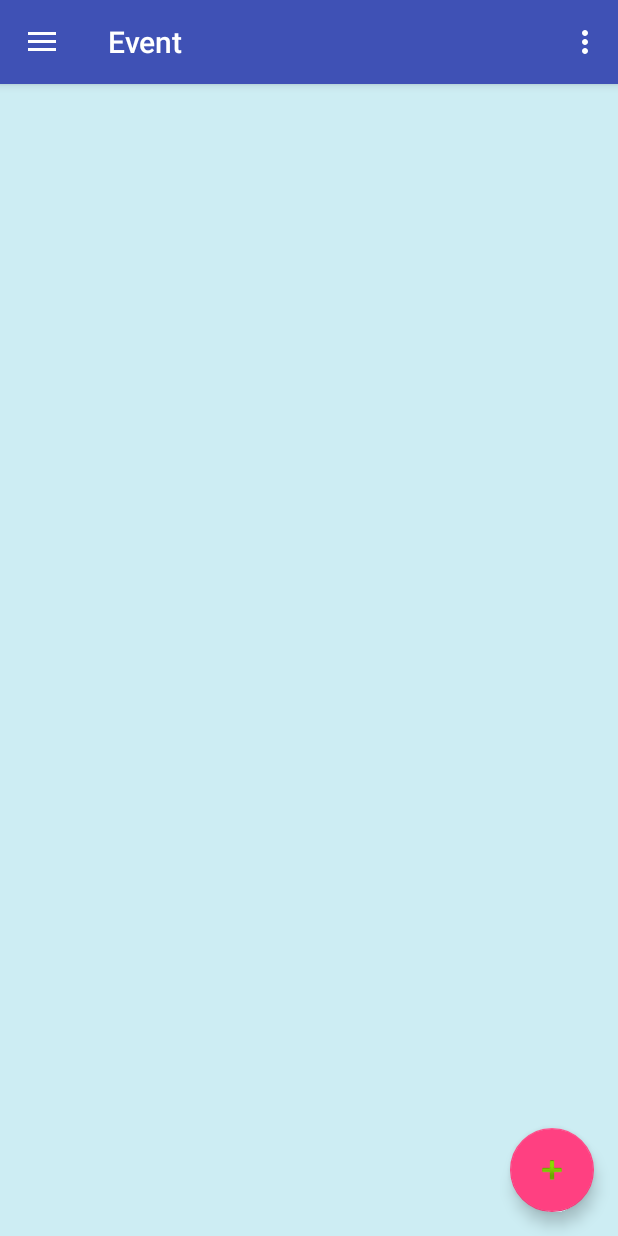
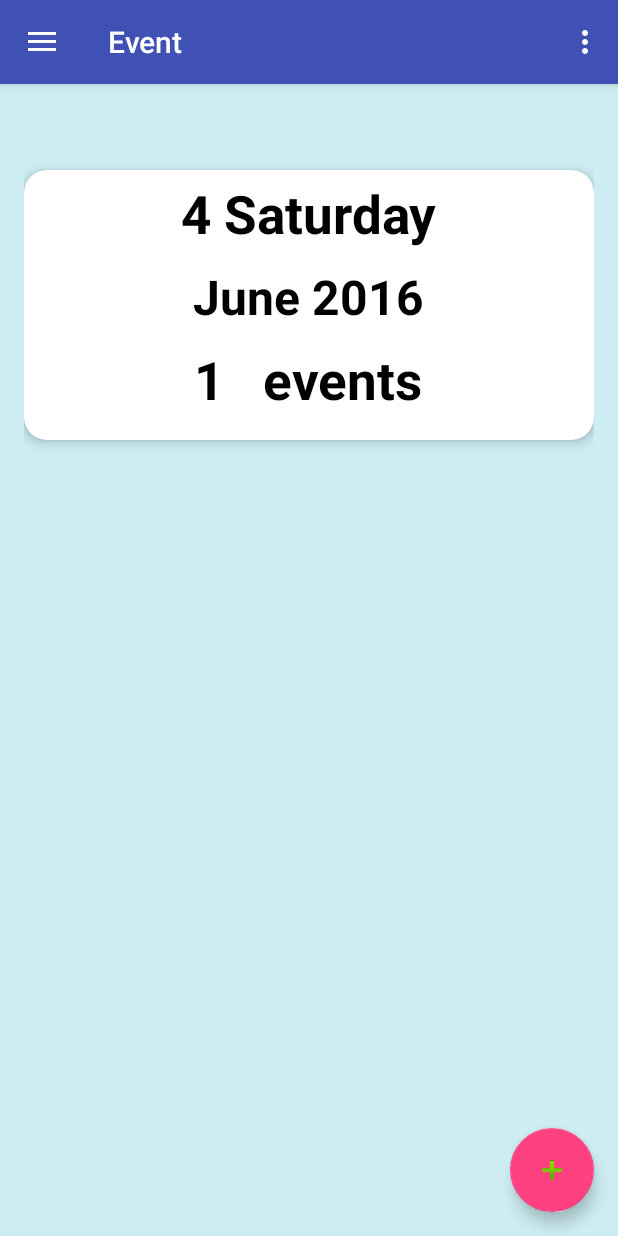
Before and after one commit to gunhappy/TimeSchedule, an Android app: the fragment EventFragment placed in its activity, on a phone screen of 412 x 824 dp. Run offline under Robolectric (Android 15) with nearby library versions, the phone set to English and light mode, and no system bars; libraries missing offline, so code that uses them is left out: com.marshalchen.ultimaterecyclerview.

Commit message:
overview event

```diff
--- a/app/src/main/java/com/adtproject/timeschedule/Activity/Activity/CreateEventActivity.java
+++ b/app/src/main/java/com/adtproject/timeschedule/Activity/Activity/CreateEventActivity.java
@@ -1,8 +1,10 @@
 package com.adtproject.timeschedule.Activity.Activity;
 
 import android.app.DatePickerDialog;
+import android.app.Fragment;
 import android.app.TimePickerDialog;
 import android.support.design.widget.FloatingActionButton;
+import android.support.v4.app.FragmentActivity;
 import android.support.v7.app.AppCompatActivity;
 import android.os.Bundle;
 import android.text.format.Time;
@@ -13,6 +15,7 @@ import android.widget.DatePicker;
 import android.app.DatePickerDialog.OnDateSetListener;
 import android.widget.EditText;
 import android.widget.Spinner;
+import android.widget.TextView;
 import android.widget.TimePicker;
 
 import com.adtproject.timeschedule.Activity.Models.CalendarName;
@@ -30,7 +33,7 @@ public class CreateEventActivity extends AppCompatActivity {
     private Button selectDateBtn,selectTimeBtn;
     private SimpleDateFormat dateFormatter;
     private Calendar calendar;
-    private int day=0,month=0,year=0;
+    private int day=0,month=0,year=0,dayofweek=0;
     private int hour=0,minute=0;
     private String duration="";
     private String title;
@@ -46,6 +49,10 @@ public class CreateEventActivity extends AppCompatActivity {
         super.onCreate(savedInstanceState);
         setContentView(R.layout.activity_create_event);
         dateFormatter = new SimpleDateFormat("dd-MM-yyyy", Locale.US);
+        day = Integer.parseInt(MainActivity.day);
+        month = Integer.parseInt(MainActivity.month);
+        year = Integer.parseInt(MainActivity.year);
+        dayofweek = Integer.parseInt(MainActivity.dayofweek);
         initComponents();
     }
 
@@ -56,10 +63,7 @@ public class CreateEventActivity extends AppCompatActivity {
             public void onClick(View view) {
                 calendar.set(year,month,day);
                 title = editText.getText().toString();
-                //Event event = new Event();
                 duration = durationSpinner.getSelectedItem().toString();
-                Log.i("duration",duration);
-                Log.i("title",title);
                 int duration_val = Integer.parseInt(duration.charAt(0)+"");
                 Event event = new Event(calendar,hour,minute,duration_val,title);
                 Storage.getInstance().addEvent(event);
@@ -80,13 +84,12 @@ public class CreateEventActivity extends AppCompatActivity {
 
             }
         });
+
+
+        setDateText();
+
         Time today = new Time(Time.getCurrentTimezone());
         today.setToNow();
-        day = today.monthDay;
-        month = today.month;
-        year = today.year;
-        setDateText();
-
         selectTimeBtn = (Button)findViewById(R.id.selectTimeBtn);
         selectTimeBtn.setOnClickListener(new View.OnClickListener() {
             @Override
@@ -99,13 +102,12 @@ public class CreateEventActivity extends AppCompatActivity {
         setTimeText();
 
         durationSpinner = (Spinner)findViewById(R.id.duration_spinner);
-
     }
 
     public void setDateText(){
         CalendarName cdn = new CalendarName();
         String month_name = cdn.getMonthName(month);
-        selectDateBtn.setText(day+" "+month_name+" "+year);
+        selectDateBtn.setText(cdn.getDayName(dayofweek)+" "+day+" "+month_name+" "+year);
     }
 
     public void setTimeText(){
@@ -141,12 +143,14 @@ public class CreateEventActivity extends AppCompatActivity {
                 day = dayOfMonth;
                 month = monthOfYear;
                 year = years;
+                Calendar c = Calendar.getInstance();
+                c.set(year,month,day);
+                dayofweek = c.get(Calendar.DAY_OF_WEEK);
                 setDateText();
             }};
 
         DatePickerDialog dpDialog=new DatePickerDialog(this, listener, calendar.get(Calendar.YEAR), calendar.get(Calendar.MONTH), calendar.get(Calendar.DAY_OF_MONTH));
         dpDialog.show();
-        Log.i("Day",day+"/"+month+"/"+year);
     }
 
 }
--- a/app/src/main/java/com/adtproject/timeschedule/Activity/Activity/DayFragment.java
+++ b/app/src/main/java/com/adtproject/timeschedule/Activity/Activity/DayFragment.java
@@ -88,13 +88,6 @@ public class DayFragment extends Fragment {
         MainActivity.toolbar.setTitle(month+" "+year);
         title.setText(day+" "+dayofweek);
         MainActivity.navigationView.getMenu().getItem(0).setChecked(true);
-
-
-
-        Log.e("test",Storage.getInstance().getDailyList().size()+"");
-        for (Daily d : Storage.getInstance().getDailyList()){
-            Log.e("daily",d.toString());
-        }
     }
 
     @Override
@@ -107,7 +100,7 @@ public class DayFragment extends Fragment {
         calendar = Calendar.getInstance();
         calendar.set(year_num,month_num,day_num);
         Daily daily = Storage.getInstance().getDaily(calendar);
-        Log.e("check",daily.getEvents().size()+"");
+
         recyclerView = (RecyclerView) view.findViewById(R.id.event_recycler_view);
         EventAdapter eventAdapter = new EventAdapter(daily.getEvents());
         recyclerView.setAdapter(eventAdapter);
--- a/app/src/main/java/com/adtproject/timeschedule/Activity/Activity/EventFragment.java
+++ b/app/src/main/java/com/adtproject/timeschedule/Activity/Activity/EventFragment.java
@@ -4,10 +4,14 @@ import android.content.Context;
 import android.net.Uri;
 import android.os.Bundle;
 import android.app.Fragment;
+import android.support.v7.widget.LinearLayoutManager;
+import android.support.v7.widget.RecyclerView;
 import android.view.LayoutInflater;
 import android.view.View;
 import android.view.ViewGroup;
 
+import com.adtproject.timeschedule.Activity.Adapter.OverviewAdapter;
+import com.adtproject.timeschedule.Activity.Models.Storage;
 import com.adtproject.timeschedule.Activity.R;
 
 /**
@@ -27,6 +31,7 @@ public class EventFragment extends Fragment {
     // TODO: Rename and change types of parameters
     private String mParam1;
     private String mParam2;
+    private RecyclerView recyclerView;
 
     private OnFragmentInteractionListener mListener;
 
@@ -71,6 +76,12 @@ public class EventFragment extends Fragment {
     @Override
     public void onViewCreated(View view, Bundle savedInstanceState) {
         super.onViewCreated(view, savedInstanceState);
+        recyclerView = (RecyclerView)view.findViewById(R.id.overview_recycler_view);
+        OverviewAdapter overviewAdapter = new OverviewAdapter(Storage.getInstance().getDailyList());
+        recyclerView.setAdapter(overviewAdapter);
+        recyclerView.setLayoutManager(new LinearLayoutManager(getActivity()));
+
+
         initComponents();
     }
 
--- /dev/null
+++ b/app/src/main/java/com/adtproject/timeschedule/Activity/Adapter/OverviewAdapter.java
@@ -0,0 +1,47 @@
+package com.adtproject.timeschedule.Activity.Adapter;
+
+import android.support.v7.widget.RecyclerView;
+import android.view.LayoutInflater;
+import android.view.View;
+import android.view.ViewGroup;
+
+import com.adtproject.timeschedule.Activity.Models.CalendarName;
+import com.adtproject.timeschedule.Activity.Models.Daily;
+import com.adtproject.timeschedule.Activity.R;
+
+import java.util.Calendar;
+import java.util.List;
+
+/**
+ * Created by พศิน on 4/6/2559.
+ */
+public class OverviewAdapter extends RecyclerView.Adapter<OverviewHolder> {
+    private List<Daily> dailyList;
+
+    public OverviewAdapter(List<Daily> obj){
+        this.dailyList = obj;
+    }
+
+    @Override
+    public OverviewHolder onCreateViewHolder(ViewGroup parent, int viewType) {
+        final LayoutInflater layoutInflater = LayoutInflater.from(parent.getContext());
+        final View v = layoutInflater.inflate(R.layout.overview_cell, parent, false);
+        return new OverviewHolder(v);
+    }
+
+    @Override
+    public void onBindViewHolder(OverviewHolder holder, int position) {
+        Daily daily = dailyList.get(position);
+        Calendar calendar = daily.getCalendar();
+        int dayOfWeek = calendar.get(Calendar.DAY_OF_WEEK);
+        CalendarName cn = new CalendarName();
+        holder.dayText.setText(calendar.get(Calendar.DAY_OF_MONTH)+" "+cn.getDayName(dayOfWeek));
+        holder.monthText.setText(cn.getMonthName(calendar.get(Calendar.MONTH))+" "+calendar.get(Calendar.YEAR));
+        holder.eventCountText.setText(daily.getEvents().size()+"   events");
+    }
+
+    @Override
+    public int getItemCount() {
+        return dailyList.size();
+    }
+}
--- /dev/null
+++ b/app/src/main/java/com/adtproject/timeschedule/Activity/Adapter/OverviewHolder.java
@@ -0,0 +1,24 @@
+package com.adtproject.timeschedule.Activity.Adapter;
+
+import android.support.v7.widget.RecyclerView;
+import android.view.View;
+import android.widget.TextView;
+
+import com.adtproject.timeschedule.Activity.R;
+
+/**
+ * Created by พศิน on 4/6/2559.
+ */
+public class OverviewHolder extends RecyclerView.ViewHolder {
+
+    TextView dayText;
+    TextView monthText;
+    TextView eventCountText;
+
+    public OverviewHolder(View itemView) {
+        super(itemView);
+        dayText = (TextView)itemView.findViewById(R.id.overview_day_textview);
+        monthText = (TextView)itemView.findViewById(R.id.overview_mont_textview);
+        eventCountText = (TextView)itemView.findViewById(R.id.overview_count_textview);
+    }
+}
--- a/app/src/main/java/com/adtproject/timeschedule/Activity/Models/Storage.java
+++ b/app/src/main/java/com/adtproject/timeschedule/Activity/Models/Storage.java
@@ -60,4 +60,12 @@ public class Storage {
                 && c1.get(Calendar.YEAR) == c2.get(Calendar.YEAR)) return true;
         return false;
     }
+
+    public int getTotalEventNum(){
+        int total = 0;
+        for(Daily daily : dailyList){
+            total += daily.getEvents().size();
+        }
+        return total;
+    }
 }
--- a/app/src/main/res/layout/nav_header_main.xml
+++ b/app/src/main/res/layout/nav_header_main.xml
@@ -28,11 +28,4 @@
         android:textAppearance="@style/TextAppearance.AppCompat.Body1"
         android:layout_weight="0.61" />
 
-    <TextView
-        android:id="@+id/textView"
-        android:layout_width="wrap_content"
-        android:layout_height="wrap_content"
-        android:textSize="50px"
-        android:text="You have 0 events" />
-
 </LinearLayout>
--- a/app/src/main/res/layout/overview_cell.xml
+++ b/app/src/main/res/layout/overview_cell.xml
@@ -1,6 +1,55 @@
 <?xml version="1.0" encoding="utf-8"?>
-<LinearLayout xmlns:android="http://schemas.android.com/apk/res/android"
-    android:orientation="vertical" android:layout_width="match_parent"
-    android:layout_height="match_parent">
+<android.support.v7.widget.CardView
+    xmlns:android="http://schemas.android.com/apk/res/android"
+    xmlns:card_view="http://schemas.android.com/apk/res-auto"
+    android:layout_width="match_parent"
+    android:layout_height="180dp"
+    android:layout_marginTop="5dp"
+    card_view:cardElevation="5dp"
+    card_view:cardCornerRadius="15dp"
+    android:background="#b9f0f3">
 
-</LinearLayout>
+    <LinearLayout xmlns:android="http://schemas.android.com/apk/res/android"
+        android:orientation="vertical" android:layout_width="match_parent"
+        android:layout_height="match_parent"
+        >
+
+
+        <TextView
+            android:layout_width="wrap_content"
+            android:layout_height="wrap_content"
+            android:textAppearance="?android:attr/textAppearanceMedium"
+            android:text="1 Wednesday"
+            android:id="@+id/overview_day_textview"
+            android:layout_gravity="center_horizontal"
+            android:textColor="#000000"
+            android:textSize="35dp"
+            android:layout_marginTop="5dp"
+            android:textStyle="bold" />
+
+        <TextView
+            android:layout_width="wrap_content"
+            android:layout_height="wrap_content"
+            android:textAppearance="?android:attr/textAppearanceMedium"
+            android:text="April 2016"
+            android:layout_marginTop="10dp"
+            android:id="@+id/overview_mont_textview"
+            android:layout_gravity="center_horizontal"
+            android:textColor="#000000"
+            android:textSize="32dp"
+            android:textStyle="bold" />
+
+        <TextView
+            android:layout_width="wrap_content"
+            android:layout_height="wrap_content"
+            android:textAppearance="?android:attr/textAppearanceMedium"
+            android:text="2   events"
+            android:layout_marginTop="10dp"
+            android:id="@+id/overview_count_textview"
+            android:layout_gravity="center_horizontal"
+            android:textColor="#000000"
+            android:textSize="35dp"
+            android:textStyle="bold" />
+    </LinearLayout>
+
+</android.support.v7.widget.CardView>
```
